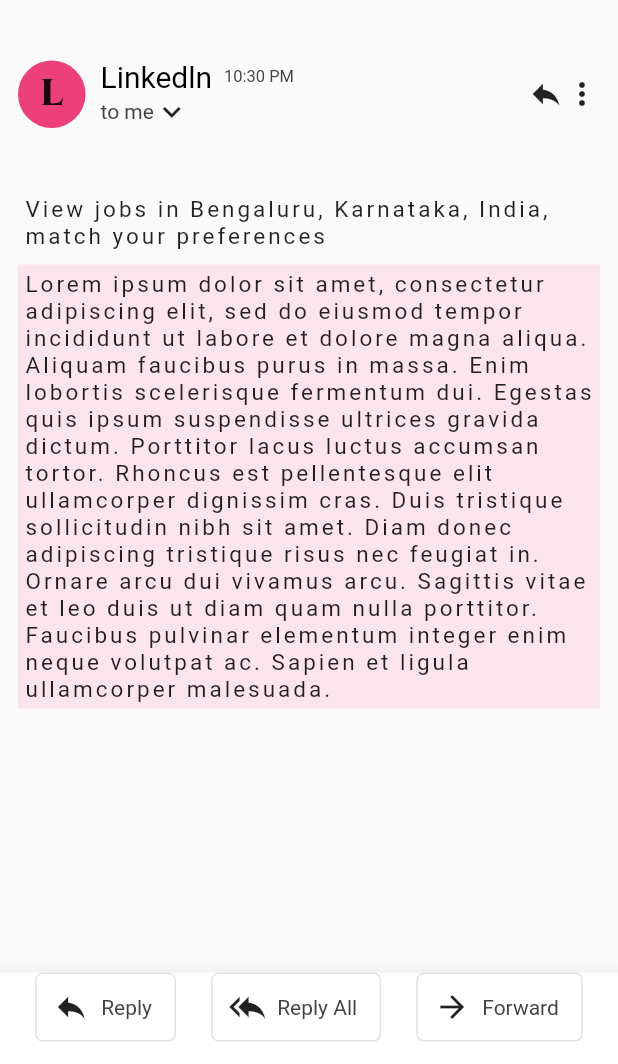
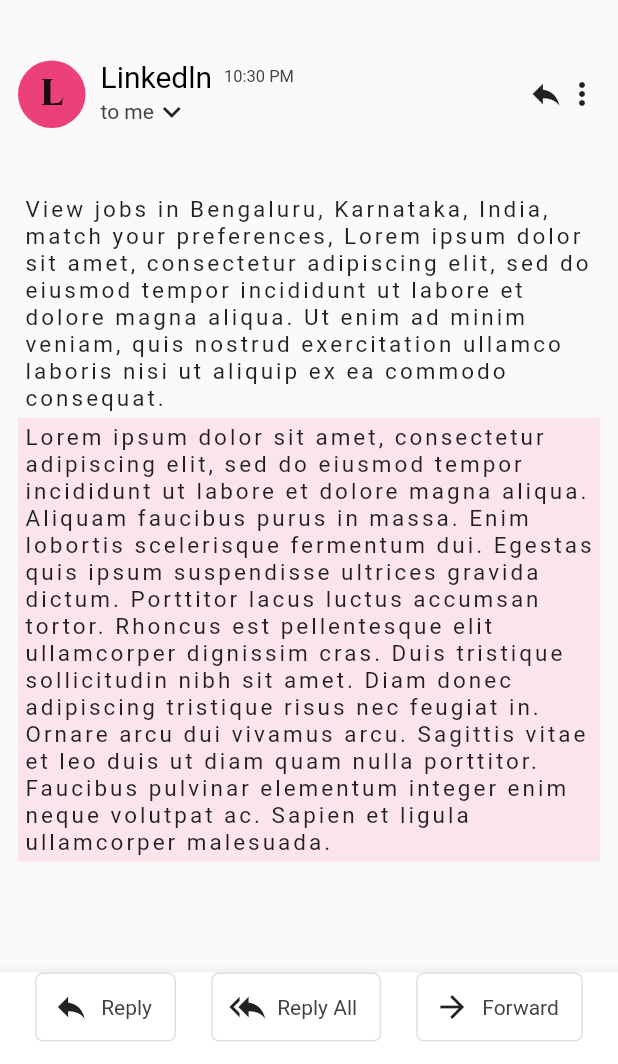
Before and after one commit to qwertypool/Gmail-Clone, a Flutter app: the screen it shows after launch, after a tap on "Linkedln", on a phone screen of 412 x 824 dp, the part 172-1236 px from its top. Run offline on Flutter 3.47's test engine with Material 2 defaults, Android fonts, the phone set to English and light mode, and no system bars; our stand-ins replace carousel_slider, file_picker, share; missing offline and left inert: clipboard_manager.

Commit message:
reply page

```diff
--- a/lib/models/message_model.dart
+++ b/lib/models/message_model.dart
@@ -37,7 +37,7 @@ List<Message> mails = [
   Message(
     sender: linkedln,
     time: '10:30 PM',
-    text: 'View jobs in Bengaluru, Karnataka, India, match your preferences',
+    text: 'View jobs in Bengaluru, Karnataka, India, match your preferences, Lorem ipsum dolor sit amet, consectetur adipiscing elit, sed do eiusmod tempor incididunt ut labore et dolore magna aliqua. Ut enim ad minim veniam, quis nostrud exercitation ullamco laboris nisi ut aliquip ex ea commodo consequat.',
     subject: '11 new jobs for "Full Stack Engineers" ',
     isStarred: false,
     unread: true,
@@ -45,7 +45,7 @@ List<Message> mails = [
   Message(
     sender: sugar,
     time: '9:55 PM',
-    text: 'Get the best ❤️red❤️ mini Lipstick💄 Set at a complete 25% discount',
+    text: 'Get the best ❤️red❤️ mini Lipstick💄 Set at a complete 25% discount...Lorem ipsum dolor sit amet, consectetur adipiscing elit, sed do eiusmod tempor incididunt ut labore et dolore magna aliqua. Ut enim ad minim veniam, quis nostrud exercitation ullamco laboris nisi ut aliquip ex ea commodo consequat.',
     subject: 'Limited-edition V-day 💄',
     isStarred: false,
     unread: false,
@@ -53,7 +53,7 @@ List<Message> mails = [
   Message(
     sender: medium,
     time: '9:05 PM',
-    text: 'Stories for Deepa Pandey : How I got an engineering internships in',
+    text: 'Stories for Deepa Pandey : How I got an engineering internships in...Lorem ipsum dolor sit amet, consectetur adipiscing elit, sed do eiusmod tempor incididunt ut labore et dolore magna aliqua. Ut enim ad minim veniam, quis nostrud exercitation ullamco laboris nisi ut aliquip ex ea commodo consequat.',
     subject: 'Simple SQFlite databases examples in flutter',
     isStarred: false,
     unread: true,
@@ -61,7 +61,7 @@ List<Message> mails = [
   Message(
     sender: amazon,
     time: '8:30 PM',
-    text: 'Amazon Orders|1 of 5 items order has been dispatched',
+    text: 'Amazon Orders|1 of 5 items order has been dispatched...Lorem ipsum dolor sit amet, consectetur adipiscing elit, sed do eiusmod tempor incididunt ut labore et dolore magna aliqua. Ut enim ad minim veniam, quis nostrud exercitation ullamco laboris nisi ut aliquip ex ea commodo consequat.',
     subject: 'Your Amazon.in order #205-304458 of 1 item has been dispatched',
     isStarred: false,
     unread: true,
@@ -69,7 +69,7 @@ List<Message> mails = [
   Message(
     sender: deepak,
     time: 'Feb 12',
-    text: 'Check the modified PDF attached & send feedback',
+    text: 'Check the modified PDF attached & send feedback...Lorem ipsum dolor sit amet, consectetur adipiscing elit, sed do eiusmod tempor incididunt ut labore et dolore magna aliqua. Ut enim ad minim veniam, quis nostrud exercitation ullamco laboris nisi ut aliquip ex ea commodo consequat.',
     subject: 'PDF attached',
     isStarred: false,
     unread: false,
@@ -77,7 +77,7 @@ List<Message> mails = [
   Message(
     sender: balram,
     time: 'Feb 12',
-    text: 'Ive created the collab repo, shall we start making the project?',
+    text: 'Ive created the collab repo, shall we start making the project?...Lorem ipsum dolor sit amet, consectetur adipiscing elit, sed do eiusmod tempor incididunt ut labore et dolore magna aliqua. Ut enim ad minim veniam, quis nostrud exercitation ullamco laboris nisi ut aliquip ex ea commodo consequat.',
     subject: 'Invitation to github collaborator',
     isStarred: false,
     unread: false,
@@ -85,7 +85,7 @@ List<Message> mails = [
   Message(
     sender: leetcode,
     time: 'Feb 11',
-    text: 'Hello!🎉 Congratulations to our 1st leetcodes Pick winner',
+    text: 'Hello!🎉 Congratulations to our 1st leetcodes Pick winner...Lorem ipsum dolor sit amet, consectetur adipiscing elit, sed do eiusmod tempor incididunt ut labore et dolore magna aliqua. Ut enim ad minim veniam, quis nostrud exercitation ullamco laboris nisi ut aliquip ex ea commodo consequat.',
     subject: 'Leetcode Weekly Digest',
     isStarred: false,
     unread: true,
@@ -93,7 +93,7 @@ List<Message> mails = [
   Message(
     sender: digitalocean,
     time: 'Feb 10',
-    text: 'Get your Dev Badge at Hacktoberfest ,just by login into the Dev Website ',
+    text: 'Get your Dev Badge at Hacktoberfest ,just by login into the Dev Website...Lorem ipsum dolor sit amet, consectetur adipiscing elit, sed do eiusmod tempor incididunt ut labore et dolore magna aliqua. Ut enim ad minim veniam, quis nostrud exercitation ullamco laboris nisi ut aliquip ex ea commodo consequat. ',
     subject: 'Dev Badge @Hacktoberfest',
     isStarred: false,
     unread: true,
@@ -101,7 +101,7 @@ List<Message> mails = [
   Message(
     sender: digitalocean1,
     time: 'Feb 10',
-    text: 'Get your Dev Badge at Hacktoberfest ,just by login into the Dev Website ',
+    text: 'Get your Dev Badge at Hacktoberfest ,just by login into the Dev Website...Lorem ipsum dolor sit amet, consectetur adipiscing elit, sed do eiusmod tempor incididunt ut labore et dolore magna aliqua. Ut enim ad minim veniam, quis nostrud exercitation ullamco laboris nisi ut aliquip ex ea commodo consequat. ',
     subject: 'Dev Badge @Hacktoberfest',
     isStarred: false,
     unread: true,
@@ -109,7 +109,7 @@ List<Message> mails = [
   Message(
     sender: digitalocean2,
     time: 'Feb 10',
-    text: 'Get your Dev Badge at Hacktoberfest ,just by login into the Dev Website ',
+    text: 'Get your Dev Badge at Hacktoberfest ,just by login into the Dev Website...Lorem ipsum dolor sit amet, consectetur adipiscing elit, sed do eiusmod tempor incididunt ut labore et dolore magna aliqua. Ut enim ad minim veniam, quis nostrud exercitation ullamco laboris nisi ut aliquip ex ea commodo consequat. ',
     subject: 'Dev Badge @Hacktoberfest',
     isStarred: false,
     unread: true,
@@ -117,7 +117,7 @@ List<Message> mails = [
   Message(
     sender: digitalocean3,
     time: 'Feb 10',
-    text: 'Get your Dev Badge at Hacktoberfest ,just by login into the Dev Website ',
+    text: 'Get your Dev Badge at Hacktoberfest ,just by login into the Dev Website...Lorem ipsum dolor sit amet, consectetur adipiscing elit, sed do eiusmod tempor incididunt ut labore et dolore magna aliqua. Ut enim ad minim veniam, quis nostrud exercitation ullamco laboris nisi ut aliquip ex ea commodo consequat. ',
     subject: 'Dev Badge @Hacktoberfest',
     isStarred: false,
     unread: true,
@@ -125,7 +125,7 @@ List<Message> mails = [
   Message(
     sender: digitalocean4,
     time: 'Feb 10',
-    text: 'Get your Dev Badge at Hacktoberfest ,just by login into the Dev Website ',
+    text: 'Get your Dev Badge at Hacktoberfest ,just by login into the Dev Website...Lorem ipsum dolor sit amet, consectetur adipiscing elit, sed do eiusmod tempor incididunt ut labore et dolore magna aliqua. Ut enim ad minim veniam, quis nostrud exercitation ullamco laboris nisi ut aliquip ex ea commodo consequat. ',
     subject: 'Dev Badge @Hacktoberfest',
     isStarred: false,
     unread: true,
--- a/lib/tabs/mailpage.dart
+++ b/lib/tabs/mailpage.dart
@@ -297,9 +297,9 @@ class _GmailState extends State<Gmail> {
           child: Row(
             mainAxisAlignment: MainAxisAlignment.spaceEvenly,
             children: [
-              button(Icons.reply, "Reply",1,widget.user.name,widget.subject),
-              button(Icons.reply_all, "Reply All",2,widget.user.name,widget.subject),
-              button(Icons.arrow_forward, "Forward",3,widget.user.name,widget.subject),
+              button(Icons.reply, "Reply",1,widget.user.name,widget.subject,widget.text,widget.time),
+              button(Icons.reply_all, "Reply All",2,widget.user.name,widget.subject,widget.text,widget.time),
+              button(Icons.arrow_forward, "Forward",3,widget.user.name,widget.subject,widget.text,widget.time),
             ],
           ),
         ),
@@ -313,25 +313,13 @@ class _GmailState extends State<Gmail> {
     print("SIZE of Text: $sizeText");
   }
 
-  Widget button(IconData icon, String text,int index,String name,String subject) {
+  Widget button(IconData icon, String text,int index,String name,String subject,String msg,String time) {
     return SizedBox(
       height: 46,
       child: OutlineButton.icon(
         onPressed: () {
            Navigator.push(
-              context, MaterialPageRoute(builder: (builder) => Reply(index:index,title:text,user:name,subject:subject)));
-        //   if(index==1){
-        //   Navigator.push(
-        //       context, MaterialPageRoute(builder: (builder) => Reply(index:index,title:text,user:name,subject:subject)));
-        // }
-        //  if(index==2){
-        //   Navigator.push(
-        //       context, MaterialPageRoute(builder: (builder) => Forward(user:name,subject:subject)));
-        // }
-        //  if(index==3){
-        //   Navigator.push(
-        //       context, MaterialPageRoute(builder: (builder) => Reply(user:name,subject:subject)));
-        // }
+              context, MaterialPageRoute(builder: (builder) => Reply(index:index,title:text,user:name,subject:subject,msg:msg,time:time)));
         },
         icon: Icon(icon),
         label: Text((text), style: TextStyle(color: Colors.grey[800])),
--- a/pubspec.yaml
+++ b/pubspec.yaml
@@ -36,6 +36,8 @@ dependencies:
   share: ^0.6.5+4
   image_picker:
   clipboard_manager: ^0.0.4
+  file_picker: ^2.1.7
+
 
 dev_dependencies:
   flutter_test:
```
Also changed, not shown: lib/tabs/reply.dart (+64 -9 lines), pubspec.lock, 2 other files.
